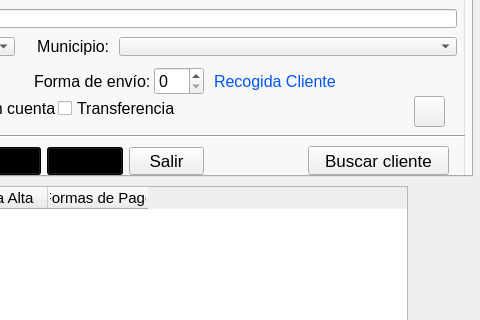
Qt form prueba.ui (solglez/gonzalezescolar) before a commit; both pictures show x 423 to 903 and y 210 to 530 of the 903 by 654 pixel window.
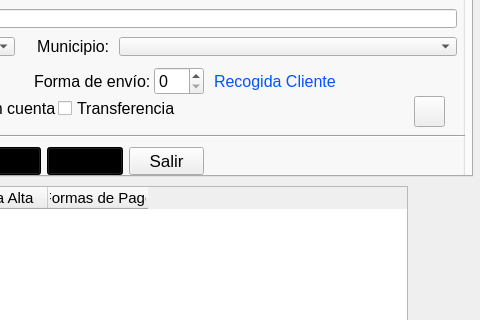
The same form after that commit. Icons and pictures are not drawn.

Commit message: Pequeño retoque para añadir confirmación al importar y eliminar el botón buscar usuario que había comenzado

Diff of the .ui file:
```diff
--- a/prueba.ui
+++ b/prueba.ui
@@ -1453,24 +1453,6 @@
         </item>
        </layout>
       </widget>
-      <widget class="QPushButton" name="btnBuscarCli">
-       <property name="geometry">
-        <rect>
-         <x>724</x>
-         <y>240</y>
-         <width>141</width>
-         <height>29</height>
-        </rect>
-       </property>
-       <property name="font">
-        <font>
-         <pointsize>13</pointsize>
-        </font>
-       </property>
-       <property name="text">
-        <string>Buscar cliente</string>
-       </property>
-      </widget>
       <widget class="QWidget" name="horizontalLayoutWidget_9">
        <property name="geometry">
         <rect>
```
Left out of the diff: 2 changed lines with no effect on the pictures. The commit also changes 5 other files.
